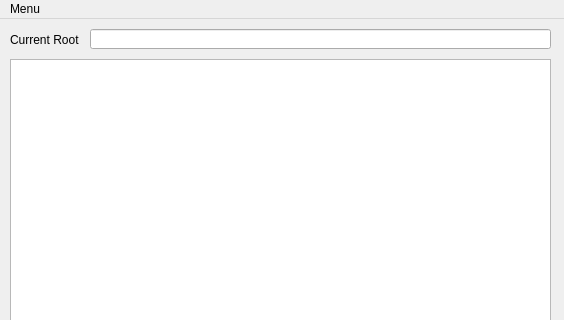
Above: CFX_Automation/ui/ui_CFX_SmedgeSubmit.ui from mnhan32/productionUtils before the change; both pictures show x 0 to 564 and y 0 to 320 of the 564 by 637 pixel window. Below: the same form after it.
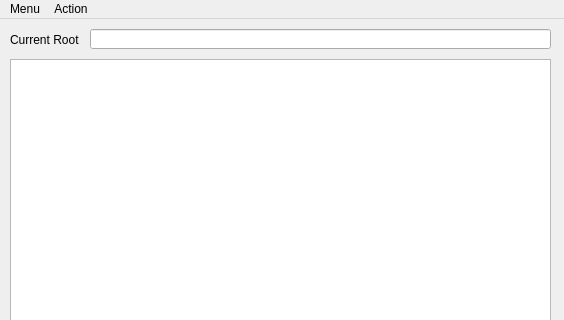
That is the form after the change.

The edit to the form file:
```diff
--- a/CFX_Automation/ui/ui_CFX_SmedgeSubmit.ui
+++ b/CFX_Automation/ui/ui_CFX_SmedgeSubmit.ui
@@ -96,7 +96,13 @@
     <addaction name="actionOverwrite"/>
     <addaction name="actionShow_Valiadtion"/>
    </widget>
+   <widget class="QMenu" name="menuAction">
+    <property name="title">
+     <string>Action</string>
+    </property>
+   </widget>
    <addaction name="menuMenu"/>
+   <addaction name="menuAction"/>
   </widget>
   <widget class="QStatusBar" name="statusbar"/>
   <action name="actionSet_default_path">
```
